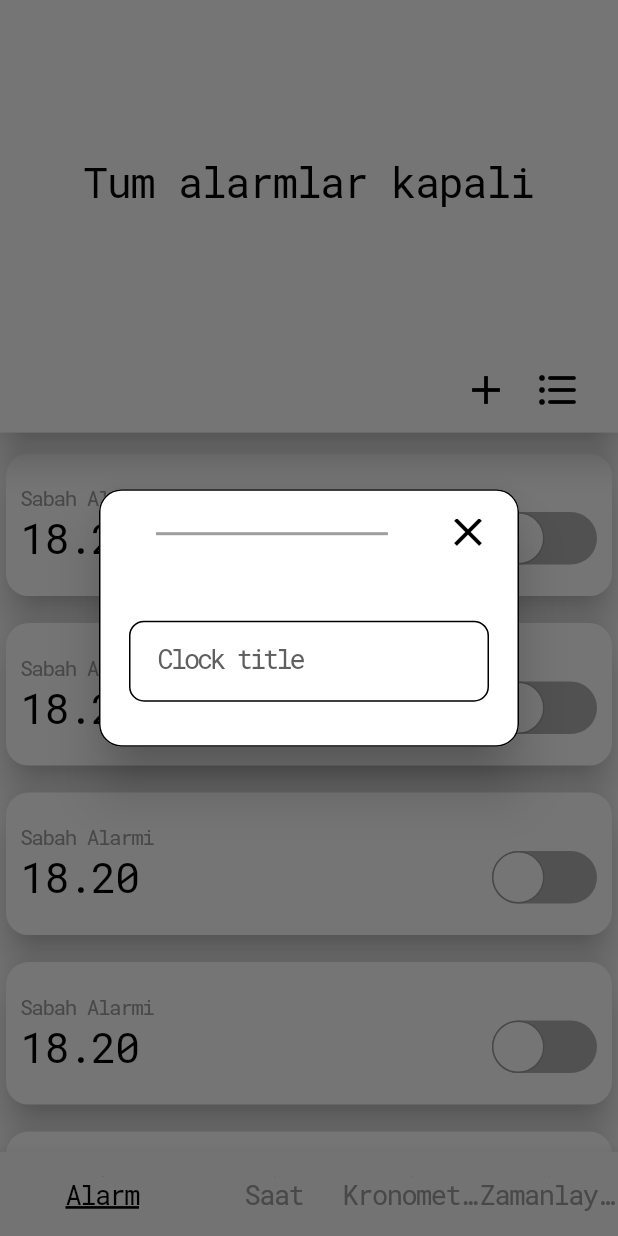
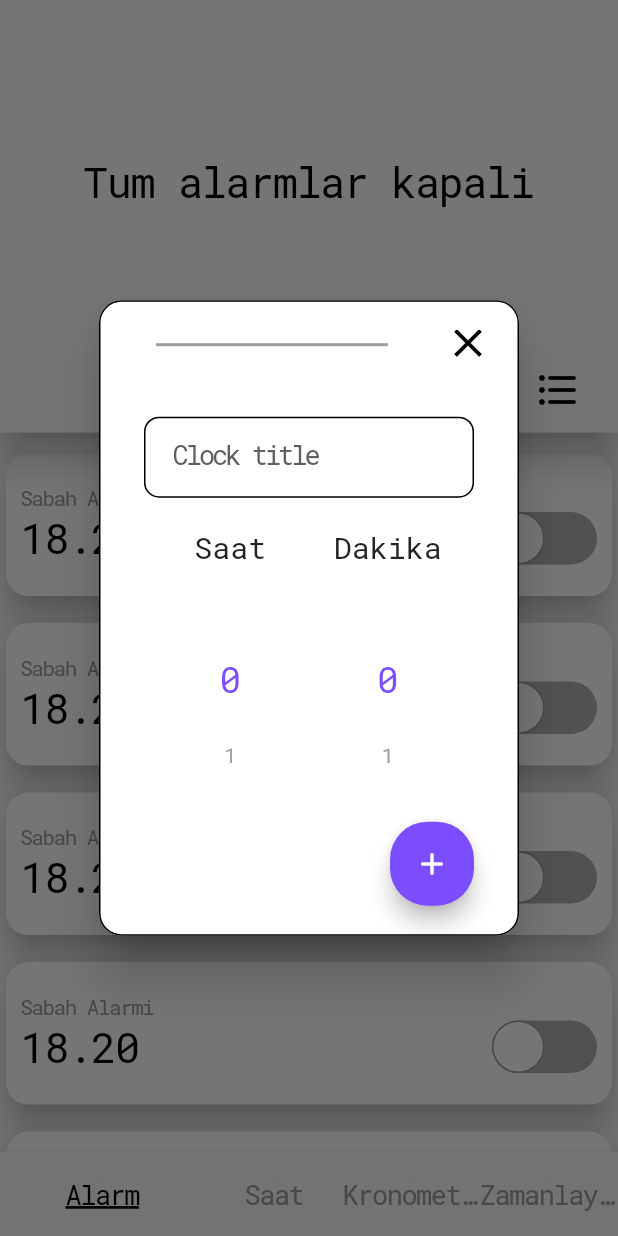
Before and after one commit to MertSaygili/Clock-Project, a Flutter app: the screen it shows after launch, after a tap on the "add" icon, on a phone screen of 412 x 824 dp. Run offline on Flutter 3.47's test engine with Material 2 defaults, Android fonts, the phone set to English and light mode, and no system bars; drawn by our look-alikes of numberpicker; our stand-ins replace percent_indicator, shared_preferences, timezone; missing offline and left inert: dart:ffi.

Commit message:
added number picker to dialog box

```diff
--- a/lib/constants/constants.dart
+++ b/lib/constants/constants.dart
@@ -52,8 +52,8 @@ class PaddingItems {
   );
 
   final EdgeInsets paddingContentDialog = EdgeInsets.symmetric(
-    horizontal: PaddingValues().paddingNormal,
-    vertical: PaddingValues().paddingMax,
+    horizontal: PaddingValues().paddingMax,
+    vertical: PaddingValues().paddingNormal,
   );
 
   final EdgeInsets paddingDialogTitle = EdgeInsets.symmetric(
@@ -72,6 +72,7 @@ class PaddingValues {
   final double paddingSmall = 10;
   final double paddingNormal = 20;
   final double paddingMax = 30;
+  final double paddingMaxX = 45;
   final double paddingMaxXX = 60;
 }
 
--- a/lib/styles/theme/custom_theme.dart
+++ b/lib/styles/theme/custom_theme.dart
@@ -22,6 +22,13 @@ class CustomTheme {
           shape: RoundedRectangleBorder(
             borderRadius: BorderRadius.circular(25),
           ),
+        ),
+      ),
+      floatingActionButtonTheme: FloatingActionButtonThemeData(
+        foregroundColor: _colors.colorWhite,
+        backgroundColor: _colors.colordeepPurpleAccent,
+        shape: RoundedRectangleBorder(
+          borderRadius: BorderRadius.circular(25),
         ),
       ),
     );
--- a/lib/ui/view/alarm_page.dart
+++ b/lib/ui/view/alarm_page.dart
@@ -19,6 +19,7 @@ class _AlarmPageViewState extends State<AlarmPageView> {
   late String _text;
   final String textUnactiveAlarm = 'Tum alarmlar kapali';
   bool isAlarmOn = true;
+  List<int> timeVal = [0, 0];
 
   @override
   void initState() {
@@ -51,13 +52,32 @@ class _AlarmPageViewState extends State<AlarmPageView> {
     );
   }
 
-  void _showDialog() {
-    showDialog(
+  void _showDialog() async {
+    final result = await showDialog(
         context: context,
         barrierDismissible: false,
         builder: (context) {
-          return CustomDialogs(context).clockDialog(_setInput);
+          return CustomDialogs(context).clockDialog(_setInput, [
+            setHour,
+            setMinute,
+          ]);
         });
+
+    print(result);
+    print(timeVal[0]);
+    print(timeVal[1]);
+  }
+
+  void setHour(int val) {
+    setState(() {
+      timeVal[0] = val;
+    });
+  }
+
+  void setMinute(int val) {
+    setState(() {
+      timeVal[1] = val;
+    });
   }
 
   void _setInput(String value) => setState(() => _text = value);
--- a/lib/ui/widgets/custom_dialog_box.dart
+++ b/lib/ui/widgets/custom_dialog_box.dart
@@ -1,4 +1,7 @@
+import 'dart:ffi';
+
 import 'package:clock_project/ui/widgets/custom_text_field.dart';
+import 'package:clock_project/ui/widgets/custom_timer_column.dart';
 import 'package:flutter/material.dart';
 
 import '../../constants/constants.dart';
@@ -21,7 +24,7 @@ class CustomDialogs {
     ],
   );
 
-  Widget clockDialog(Function fun) {
+  Widget clockDialog(Function funTextField, List<Function> funs) {
     return SizedBox(
       child: SimpleDialog(
         contentPadding: PaddingItems().paddingContentDialog,
@@ -35,8 +38,37 @@ class CustomDialogs {
             textInputAction: TextInputAction.next,
             labelText: 'Clock title',
             hintText: 'Clock title',
-            fun: fun,
-          )
+            fun: funTextField,
+          ),
+          Padding(
+            padding: PaddingItems().paddingDialogTitle,
+            child: Row(
+              mainAxisAlignment: MainAxisAlignment.spaceAround,
+              children: [
+                CustomTimerColumn(
+                  text: 'Saat',
+                  minValue: 0,
+                  maxValue: 23,
+                  funs: funs,
+                  style: Theme.of(context).textTheme.headline6,
+                ),
+                CustomTimerColumn(
+                  text: 'Dakika',
+                  minValue: 0,
+                  maxValue: 59,
+                  funs: funs,
+                  style: Theme.of(context).textTheme.headline6,
+                ),
+              ],
+            ),
+          ),
+          Align(
+            alignment: Alignment.bottomRight,
+            child: FloatingActionButton(
+              onPressed: () => Navigator.of(context).pop<bool>(true),
+              child: IconItems().addIcon,
+            ),
+          ),
         ],
       ),
     );
--- a/lib/ui/widgets/custom_stack_divider.dart
+++ b/lib/ui/widgets/custom_stack_divider.dart
@@ -46,5 +46,5 @@ class _CustomStackDividerState extends State<CustomStackDivider> {
     );
   }
 
-  void _closeSheet() => Navigator.of(context).pop<String>('');
+  void _closeSheet() => Navigator.of(context).pop<String>('false');
 }
--- a/lib/ui/widgets/custom_timer_column.dart
+++ b/lib/ui/widgets/custom_timer_column.dart
@@ -9,8 +9,10 @@ class CustomTimerColumn extends StatefulWidget {
     required this.minValue,
     required this.maxValue,
     required this.funs,
+    this.style,
   }) : super(key: key);
 
+  final TextStyle? style;
   final List<Function> funs;
   final String text;
   final int minValue;
@@ -26,7 +28,10 @@ class _TimerColumnState extends State<CustomTimerColumn> {
     return Column(
       mainAxisAlignment: MainAxisAlignment.spaceAround,
       children: [
-        CustomText(text: widget.text),
+        CustomText(
+          text: widget.text,
+          style: widget.style ?? Theme.of(context).textTheme.headline2,
+        ),
         CustomNumberPicker(
           fun: setTime,
           minValue: widget.minValue,
@@ -67,7 +72,7 @@ class CustomText extends StatelessWidget {
   Widget build(BuildContext context) {
     return Text(
       text,
-      style: Theme.of(context).textTheme.headline2,
+      style: style,
     );
   }
 }
```
